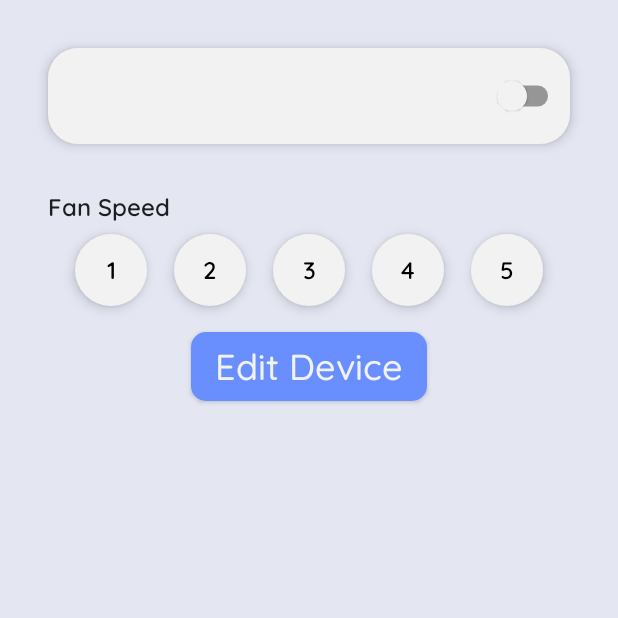
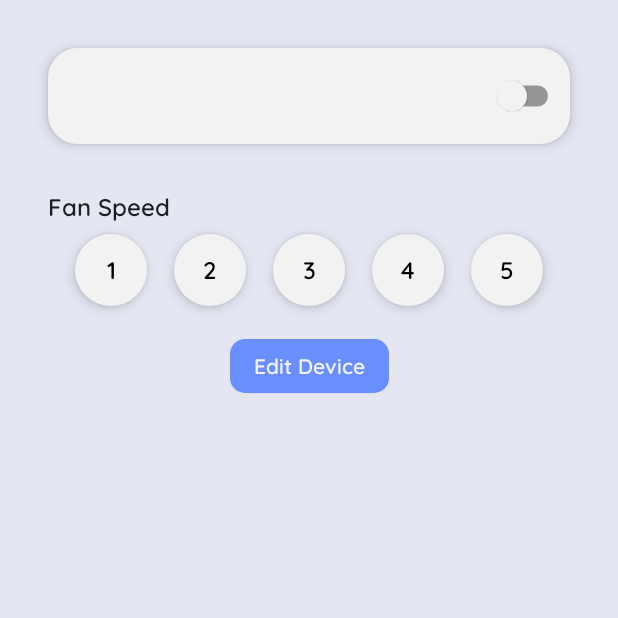
Before and after one commit to Aditya-Singh-00/Smart-Lab, an Android app built with Jetpack Compose: the composable DeviceDetailScreen shown on its own in the app's theme, on a phone screen of 412 x 824 dp, the top half of it. Run offline under Robolectric (Android 15) with nearby library versions, the phone set to English and light mode, and no system bars; our stand-ins replace Dagger/Hilt's generated code, accompanist; 1 statement that could not run was skipped.

Commit message:
Status Bar Color fixed + Edit Button

```diff
--- a/app/src/main/java/com/aditya/smartlab/ui/screen/device_detail/DeviceDetailScreen.kt
+++ b/app/src/main/java/com/aditya/smartlab/ui/screen/device_detail/DeviceDetailScreen.kt
@@ -38,7 +38,7 @@ fun DeviceDetailScreen(
                 modifier = Modifier
                     .fillMaxWidth()
                     .padding(8.dp),
-                verticalArrangement = Arrangement.SpaceEvenly
+                verticalArrangement = Arrangement.spacedBy(4.dp)
             ) {
                 Row(
                     modifier = Modifier.fillMaxWidth(),
@@ -100,7 +100,7 @@ fun DeviceDetailScreen(
                 content = {
                     Text(
                         text = "Save Changes",
-                        style = MaterialTheme.typography.h6
+                        style = MaterialTheme.typography.button
                     )
                 },
                 modifier = Modifier.align(Alignment.CenterHorizontally),
@@ -113,7 +113,7 @@ fun DeviceDetailScreen(
                 content = {
                     Text(
                         text = "Edit Device",
-                        style = MaterialTheme.typography.h6
+                        style = MaterialTheme.typography.button
                     )
                 },
                 modifier = Modifier.align(Alignment.CenterHorizontally),
--- a/app/src/main/java/com/aditya/smartlab/ui/theme/Theme.kt
+++ b/app/src/main/java/com/aditya/smartlab/ui/theme/Theme.kt
@@ -6,6 +6,7 @@ import androidx.compose.material.MaterialTheme
 import androidx.compose.material.darkColors
 import androidx.compose.material.lightColors
 import androidx.compose.runtime.Composable
+import com.google.accompanist.systemuicontroller.rememberSystemUiController
 
 @SuppressLint("ConflictingOnColor")
 private val DarkColorPalette = darkColors(
@@ -33,6 +34,10 @@ private val LightColorPalette = lightColors(
 
 @Composable
 fun SmartLabTheme(darkTheme: Boolean = isSystemInDarkTheme(), content: @Composable () -> Unit) {
+
+    val systemUiController = rememberSystemUiController()
+    systemUiController.setStatusBarColor(WhiteGray)
+
     val colors = if (darkTheme) {
         DarkColorPalette
     } else {
--- a/app/src/main/res/values/colors.xml
+++ b/app/src/main/res/values/colors.xml
@@ -7,4 +7,5 @@
     <color name="teal_700">#FF018786</color>
     <color name="black">#FF000000</color>
     <color name="white">#FFFFFFFF</color>
+    <color name="white_gray">#FFE4E7F2</color>
 </resources>
--- a/app/src/main/res/values/themes.xml
+++ b/app/src/main/res/values/themes.xml
@@ -2,6 +2,6 @@
 <resources>
 
     <style name="Theme.SmartLab" parent="android:Theme.Material.Light.NoActionBar">
-        <item name="android:statusBarColor">@color/purple_700</item>
+        <item name="android:statusBarColor">@color/white_gray</item>
     </style>
 </resources>
```
Also changed, not shown: app/src/main/java/com/aditya/smartlab/ui/screen/components/Switch.kt (added, +75 -0 lines), app/src/main/java/com/aditya/smartlab/ui/screen/home/HomeScreen.kt (+4 -3 lines).
